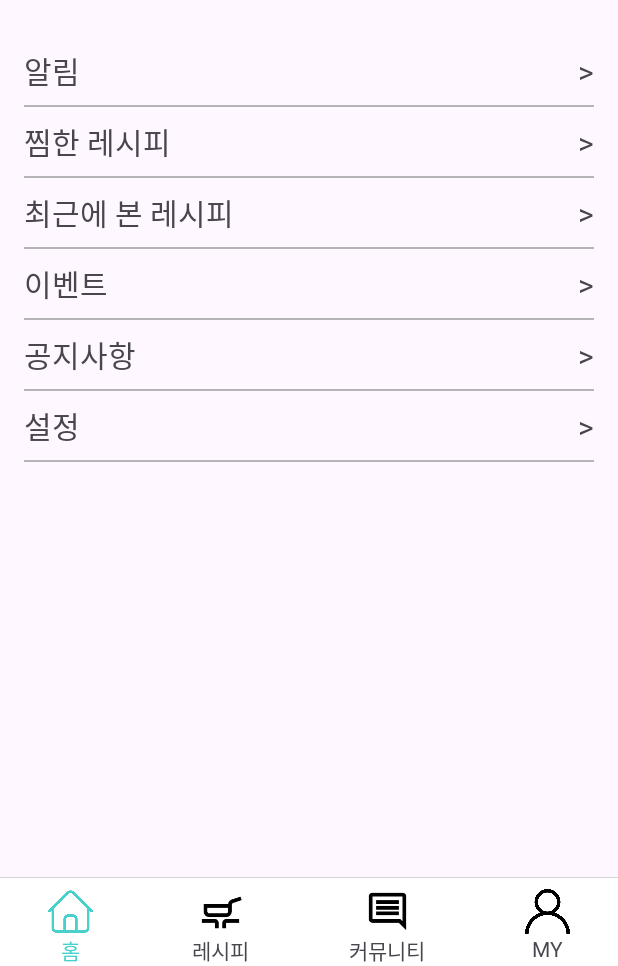
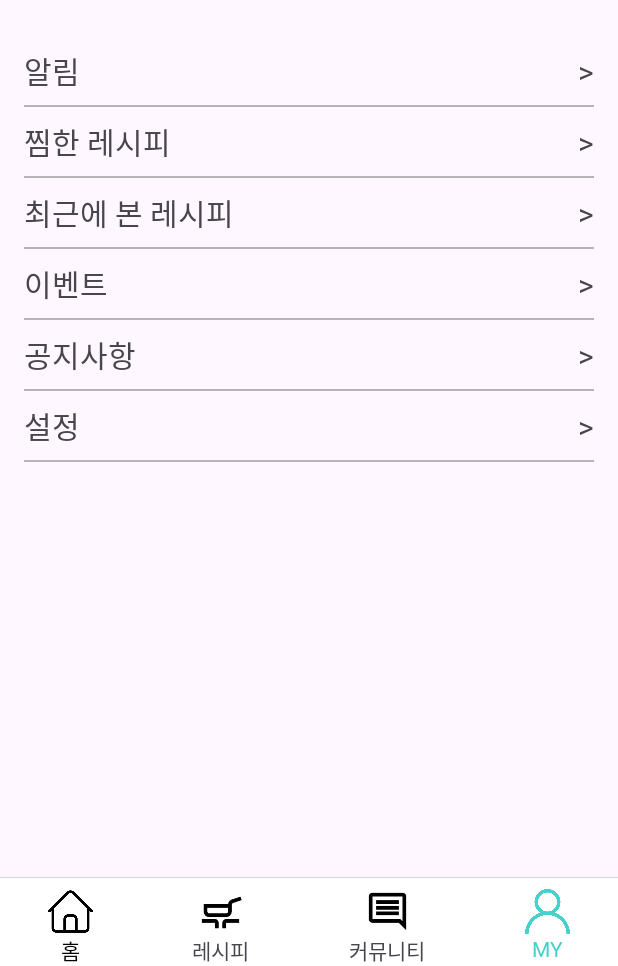
Before and after one commit to jhleemax/yobi, an Android app: the Activity_my screen opened directly, with no data from a screen before it, on a phone screen of 412 x 824 dp, the part 270-1236 px from its top. Run offline under Robolectric (Android 15) with nearby library versions, the phone set to English and light mode, and no system bars; our stand-ins replace CircleImageView.

Commit message:
default func update - 01

```diff
--- a/front-end/app/src/main/java/com/example/yobi/Activity_my.java
+++ b/front-end/app/src/main/java/com/example/yobi/Activity_my.java
@@ -7,6 +7,8 @@ import android.widget.LinearLayout;
 
 import androidx.activity.EdgeToEdge;
 import androidx.appcompat.app.AppCompatActivity;
+import androidx.appcompat.widget.AppCompatButton;
+import androidx.constraintlayout.widget.ConstraintLayout;
 import androidx.core.graphics.Insets;
 import androidx.core.view.ViewCompat;
 import androidx.core.view.WindowInsetsCompat;
@@ -15,6 +17,8 @@ public class Activity_my extends AppCompatActivity {
 
     // 컴포넌트
     LinearLayout my_boards;
+
+    ConstraintLayout goHome;
 
     // 데이터
 
@@ -31,6 +35,7 @@ public class Activity_my extends AppCompatActivity {
 
         // 컴포넌트 초기화
         my_boards = findViewById(R.id.linearLayout_my_board);
+        goHome = findViewById(R.id.constraintLayout_my_home);
 
         // 이벤트 리스너
         my_boards.setOnClickListener(new View.OnClickListener() {
@@ -40,5 +45,13 @@ public class Activity_my extends AppCompatActivity {
                 startActivity(intent);
             }
         });
+
+        goHome.setOnClickListener(new View.OnClickListener() {
+            @Override
+            public void onClick(View v) {
+                Intent intent = new Intent(Activity_my.this, Activity_main.class);
+                startActivity(intent);
+            }
+        });
     }
 }
--- a/front-end/app/src/main/java/com/example/yobi/Activity_search_result.java
+++ b/front-end/app/src/main/java/com/example/yobi/Activity_search_result.java
@@ -168,7 +168,7 @@ public class Activity_search_result extends AppCompatActivity {
         recyclerView.setLayoutManager(linearLayoutManager);
 
         JSONParseManager jsonParseManager = new JSONParseManager(jsonString);
-        jsonParseManager.splitJSONtoRecipeOrder();
+        jsonParseManager.splitJSON();
 
         RecipeOrder[] recipeOrder = jsonParseManager.getObjectbyRecipeOrder();
         ArrayList<Recipe> recipeDataSet = new ArrayList<>();
--- a/front-end/app/src/main/res/layout/activity_my.xml
+++ b/front-end/app/src/main/res/layout/activity_my.xml
@@ -276,6 +276,7 @@
             app:layout_constraintBottom_toBottomOf="parent"
             android:layout_marginHorizontal="16dp">
             <androidx.constraintlayout.widget.ConstraintLayout
+                android:id="@+id/constraintLayout_my_home"
                 android:layout_width="wrap_content"
                 android:layout_height="wrap_content"
                 android:layout_marginTop="8dp"
@@ -284,7 +285,7 @@
                     android:id="@+id/appCompatButton_my_home"
                     android:layout_width="30dp"
                     android:layout_height="30dp"
-                    android:background="@drawable/main_button_home_active"
+                    android:background="@drawable/main_button_home_normal"
                     app:layout_constraintStart_toStartOf="parent"
                     app:layout_constraintTop_toTopOf="parent"
                     app:layout_constraintEnd_toEndOf="parent"/>
@@ -292,7 +293,7 @@
                     android:layout_width="0dp"
                     android:layout_height="wrap_content"
                     android:text="홈"
-                    android:textColor="@color/main_theme"
+                    android:textColor="@color/black"
                     app:layout_constraintTop_toBottomOf="@id/appCompatButton_my_home"
                     app:layout_constraintEnd_toEndOf="parent"
                     app:layout_constraintStart_toStartOf="parent"
@@ -361,7 +362,7 @@
                     android:id="@+id/appCompatButton_my_my"
                     android:layout_width="30dp"
                     android:layout_height="30dp"
-                    android:background="@drawable/main_button_my_normal"
+                    android:background="@drawable/main_button_my_active"
                     app:layout_constraintStart_toStartOf="parent"
                     app:layout_constraintEnd_toEndOf="parent"
                     app:layout_constraintTop_toTopOf="parent"/>
@@ -369,6 +370,7 @@
                     android:layout_width="wrap_content"
                     android:layout_height="wrap_content"
                     android:text="MY"
+                    android:textColor="@color/main_theme"
                     app:layout_constraintTop_toBottomOf="@id/appCompatButton_my_my"
                     app:layout_constraintEnd_toEndOf="parent"
                     app:layout_constraintStart_toStartOf="parent"
--- a/front-end/app/src/main/res/layout/activity_my_boards.xml
+++ b/front-end/app/src/main/res/layout/activity_my_boards.xml
@@ -121,6 +121,7 @@
             app:layout_constraintBottom_toBottomOf="parent"
             android:layout_marginHorizontal="16dp">
             <androidx.constraintlayout.widget.ConstraintLayout
+                android:id="@+id/constraintLayout_my_board_home"
                 android:layout_width="wrap_content"
                 android:layout_height="wrap_content"
                 android:layout_marginTop="8dp"
```
Also changed, not shown: front-end/app/src/main/java/com/example/yobi/Activity_main.java (+10 -1 lines), front-end/app/src/main/java/com/example/yobi/Activity_my_boards.java (+13 -0 lines), front-end/app/src/main/java/com/example/yobi/Activity_recipe_write.java (+9 -1 lines), front-end/app/src/main/java/com/example/yobi/Activity_register.java (+7 -0 lines).
